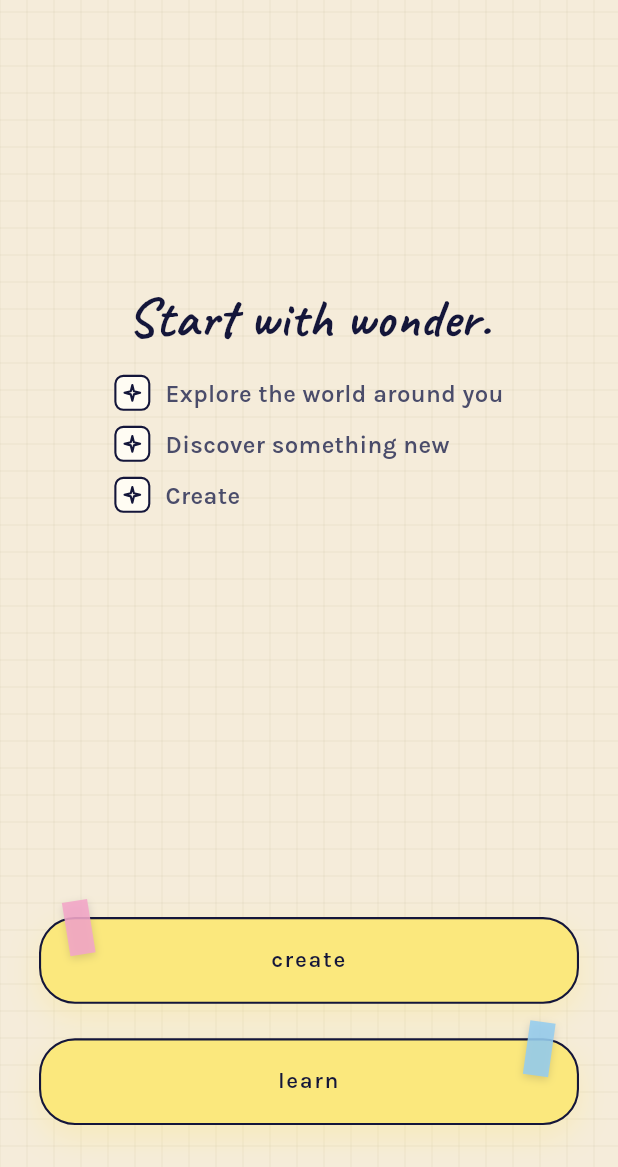
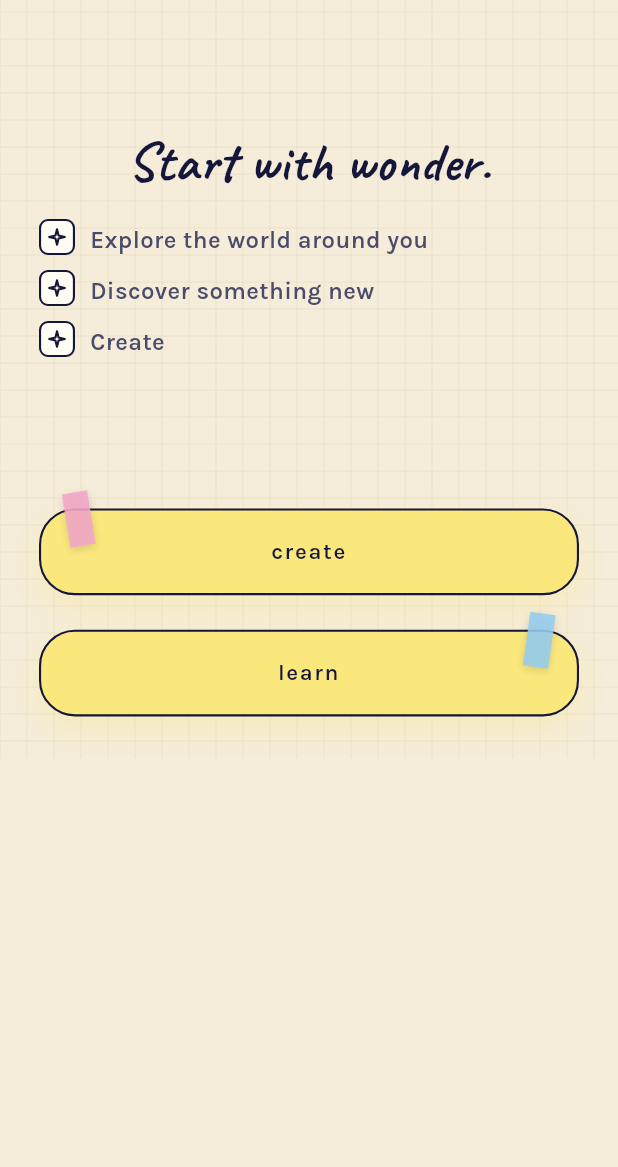
Before and after one commit to HARSHEE04/Wonderly, a Flutter app: the screen it shows after launch, on a phone screen of 412 x 824 dp, the part 69-1236 px from its top. Run offline on Flutter 3.47's test engine with Material 3 defaults, Android fonts, the phone set to English and light mode, and no system bars; our stand-ins replace google_fonts.

Commit message:
Fix overflow bugs from IntrinsicHeight and make onboarding checklist wrap safely
IntrinsicHeight does not compose correctly with text that needs to
wrap, causing real RenderFlex overflow errors on narrow screens.
Replaced it with a plain scrollable column on the home and creation
reminder screens, and made the onboarding checklist rows wrap onto a
second line instead of overflowing when space is tight.

```diff
--- a/lib/screens/create_reminder_screen.dart
+++ b/lib/screens/create_reminder_screen.dart
@@ -30,15 +30,8 @@ class CreateReminderScreen extends StatelessWidget {
         children: [
           const Positioned.fill(child: PaperTexture()),
           SafeArea(
-            child: LayoutBuilder(
-              builder: (context, constraints) {
-                return SingleChildScrollView(
+            child: SingleChildScrollView(
               padding: const EdgeInsets.symmetric(horizontal: 26),
-                  child: ConstrainedBox(
-                    constraints: BoxConstraints(
-                      minHeight: constraints.maxHeight,
-                    ),
-                    child: IntrinsicHeight(
               child: Column(
                 crossAxisAlignment: CrossAxisAlignment.start,
                 children: [
@@ -47,7 +40,7 @@ class CreateReminderScreen extends StatelessWidget {
                     icon: Icons.arrow_back_ios_new_rounded,
                     onTap: () => Navigator.of(context).pop(),
                   ),
-                          const Spacer(),
+                  const SizedBox(height: 100),
                   Center(
                     child: LineIcon(
                       glyph: IconGlyph.spark,
@@ -56,12 +49,7 @@ class CreateReminderScreen extends StatelessWidget {
                     ),
                   ),
                   const SizedBox(height: 22),
-                          Center(
-                            child: Text(
-                              'creation reminder',
-                              style: monoLabel(),
-                            ),
-                          ),
+                  Center(child: Text('creation reminder', style: monoLabel())),
                   const SizedBox(height: 10),
                   Text(
                     'Step away from the screen.',
@@ -74,7 +62,7 @@ class CreateReminderScreen extends StatelessWidget {
                     textAlign: TextAlign.center,
                     style: sketchBody(fontSize: 16),
                   ),
-                          const Spacer(),
+                  const SizedBox(height: 100),
                   AtelierButton(
                     label: "i'm done",
                     fill: AppColors.ink,
@@ -94,10 +82,6 @@ class CreateReminderScreen extends StatelessWidget {
               ),
             ),
           ),
-                );
-              },
-            ),
-          ),
         ],
       ),
     );
--- a/lib/screens/home_screen.dart
+++ b/lib/screens/home_screen.dart
@@ -23,15 +23,8 @@ class HomeScreen extends StatelessWidget {
         children: [
           const Positioned.fill(child: PaperTexture()),
           SafeArea(
-            child: LayoutBuilder(
-              builder: (context, constraints) {
-                return SingleChildScrollView(
+            child: SingleChildScrollView(
               padding: const EdgeInsets.symmetric(horizontal: 26),
-                  child: ConstrainedBox(
-                    constraints: BoxConstraints(
-                      minHeight: constraints.maxHeight,
-                    ),
-                    child: IntrinsicHeight(
               child: Column(
                 crossAxisAlignment: CrossAxisAlignment.stretch,
                 children: [
@@ -57,43 +50,31 @@ class HomeScreen extends StatelessWidget {
                       ),
                       CircleIconButton(
                         icon: Icons.grid_view_rounded,
-                                onTap: () => Navigator.of(context)
+                        onTap: () =>
+                            Navigator.of(context)
                                 .push(risePageRoute(const LibraryScreen())),
                         filled: false,
                       ),
                     ],
                   ),
-                          const Spacer(flex: 3),
-                          Center(
-                            child: Column(
-                              mainAxisSize: MainAxisSize.min,
-                              children: [
+                  const SizedBox(height: 90),
                   Text(
                     'Start with wonder.',
                     textAlign: TextAlign.center,
-                                  style: sketchDisplay(
-                                    fontSize: 36,
-                                    color: AppColors.ink,
-                                  ),
+                    style: sketchDisplay(fontSize: 36, color: AppColors.ink),
                   ),
                   const SizedBox(height: 20),
-                                Column(
-                                  mainAxisSize: MainAxisSize.min,
+                  const Column(
                     crossAxisAlignment: CrossAxisAlignment.start,
-                                  children: const [
-                                    _ChecklistItem(
-                                      'Explore the world around you',
-                                    ),
+                    children: [
+                      _ChecklistItem('Explore the world around you'),
                       SizedBox(height: 10),
                       _ChecklistItem('Discover something new'),
                       SizedBox(height: 10),
                       _ChecklistItem('Create'),
                     ],
                   ),
-                              ],
-                            ),
-                          ),
-                          const Spacer(flex: 4),
+                  const SizedBox(height: 90),
                   AtelierButton(
                     label: 'create',
                     fill: AppColors.yellow,
@@ -116,16 +97,13 @@ class HomeScreen extends StatelessWidget {
                     textColor: AppColors.ink,
                     tapeColor: AppColors.tapeBlue,
                     tapeOnLeft: false,
-                            onTap: () => Navigator.of(context)
+                    onTap: () =>
+                        Navigator.of(context)
                             .push(risePageRoute(const LearnModeScreen())),
                   ),
                   const SizedBox(height: 28),
                 ],
               ),
-                    ),
-                  ),
-                );
-              },
             ),
           ),
         ],
@@ -144,7 +122,7 @@ class _ChecklistItem extends StatelessWidget {
   @override
   Widget build(BuildContext context) {
     return Row(
-      mainAxisSize: MainAxisSize.min,
+      crossAxisAlignment: CrossAxisAlignment.start,
       children: [
         Container(
           width: 24,
@@ -163,7 +141,10 @@ class _ChecklistItem extends StatelessWidget {
           ),
         ),
         const SizedBox(width: 10),
-        Text(
+        Expanded(
+          child: Padding(
+            padding: const EdgeInsets.only(top: 2),
+            child: Text(
               label,
               style: sketchBody(
                 fontSize: 16,
@@ -171,6 +152,8 @@ class _ChecklistItem extends StatelessWidget {
                 color: AppColors.inkSoft,
               ),
             ),
+          ),
+        ),
       ],
     );
   }
```
Lines whose indentation alone changed are shown as unchanged.
